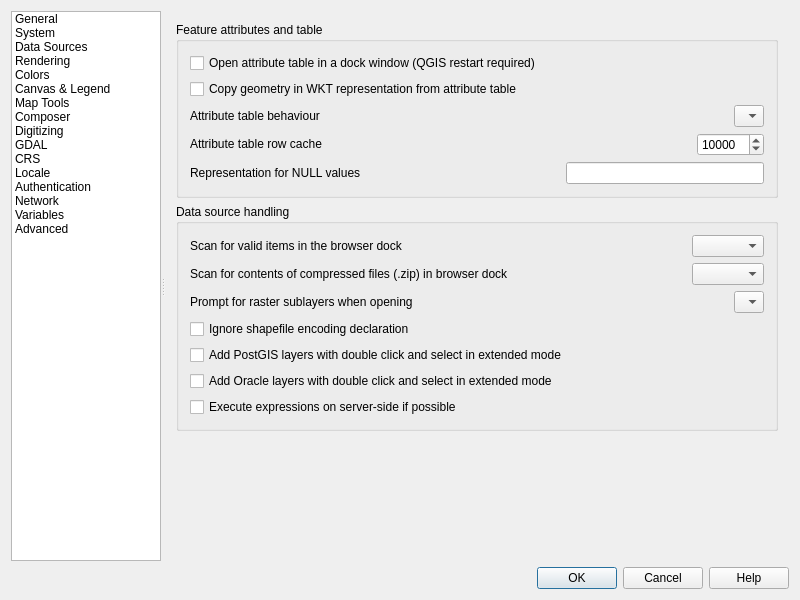
Before: the Qt Designer form src/ui/qgsoptionsbase.ui in qgis/QGIS, drawn with Qt 5.
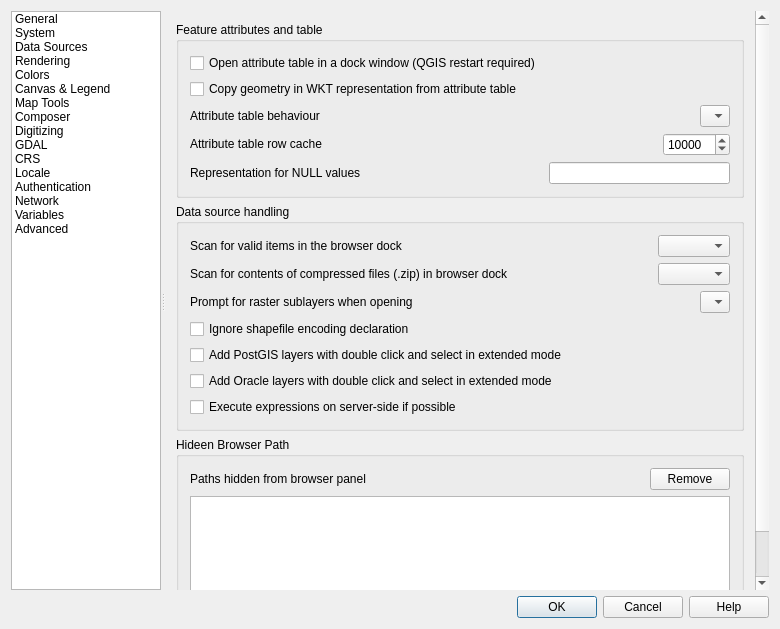
After: the same form once the commit is applied. The open tabs and pages were chosen to show the change. Icons and pictures are not drawn. Custom widgets are drawn as their Qt base class.

Commit message: [FEATURE] Allow hiding paths from the browser panel

```diff
--- a/src/ui/qgsoptionsbase.ui
+++ b/src/ui/qgsoptionsbase.ui
@@ -6,8 +6,8 @@
    <rect>
     <x>0</x>
     <y>0</y>
-    <width>800</width>
-    <height>600</height>
+    <width>780</width>
+    <height>629</height>
    </rect>
   </property>
   <property name="minimumSize">
@@ -1376,8 +1376,8 @@
                <rect>
                 <x>0</x>
                 <y>0</y>
-                <width>626</width>
-                <height>549</height>
+                <width>618</width>
+                <height>702</height>
                </rect>
               </property>
               <layout class="QVBoxLayout" name="verticalLayout_27">
@@ -1653,6 +1653,52 @@
                  </layout>
                 </widget>
                </item>
+               <item>
+                <widget class="QgsCollapsibleGroupBox" name="groupBox_28">
+                 <property name="title">
+                  <string>Hideen Browser Path</string>
+                 </property>
+                 <layout class="QGridLayout" name="_15">
+                  <item row="0" column="0">
+                   <widget class="QLabel" name="mSVGLabel_4">
+                    <property name="text">
+                     <string>Paths hidden from browser panel</string>
+                    </property>
+                   </widget>
+                  </item>
+                  <item row="0" column="1">
+                   <spacer>
+                    <property name="orientation">
+                     <enum>Qt::Horizontal</enum>
+                    </property>
+                    <property name="sizeHint" stdset="0">
+                     <size>
+                      <width>31</width>
+                      <height>20</height>
+                     </size>
+                    </property>
+                   </spacer>
+                  </item>
+                  <item row="1" column="0" colspan="3">
+                   <widget class="QListWidget" name="mListHiddenBrowserPaths">
+                    <property name="minimumSize">
+                     <size>
+                      <width>0</width>
+                      <height>120</height>
+                     </size>
+                    </property>
+                   </widget>
+                  </item>
+                  <item row="0" column="2">
+                   <widget class="QPushButton" name="mBtnRemoveHiddenPath">
+                    <property name="text">
+                     <string>Remove</string>
+                    </property>
+                   </widget>
+                  </item>
+                 </layout>
+                </widget>
+               </item>
                <item>
                 <spacer name="verticalSpacer_8">
                  <property name="orientation">
```
Left out of the diff: 48 changed lines with no effect on the pictures. The commit also changes 9 other files.
